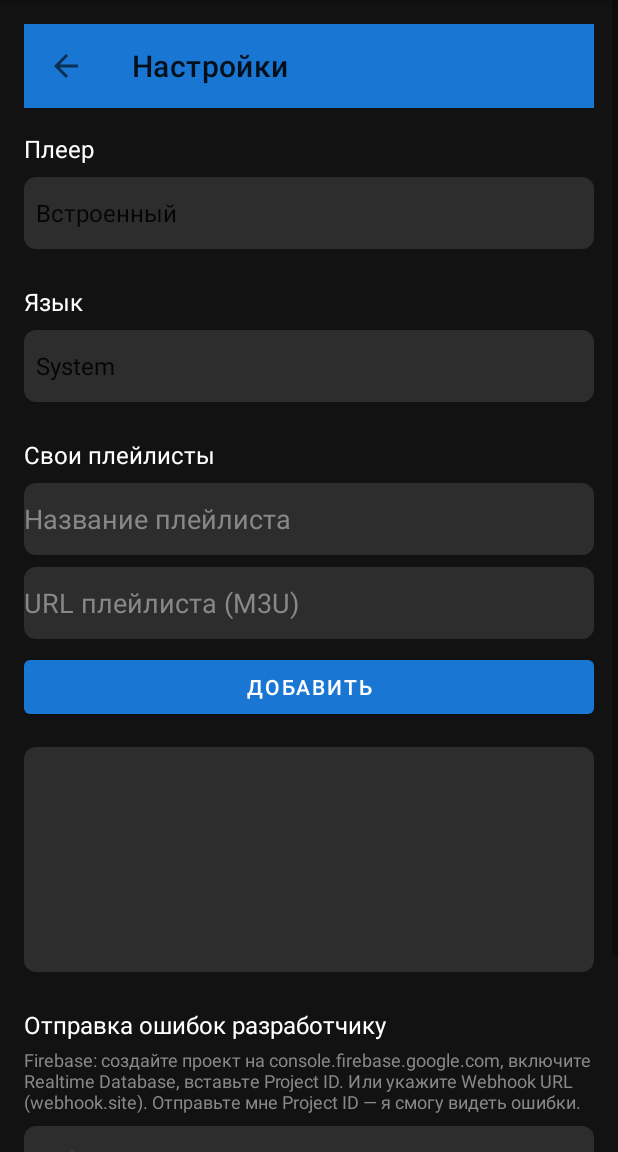
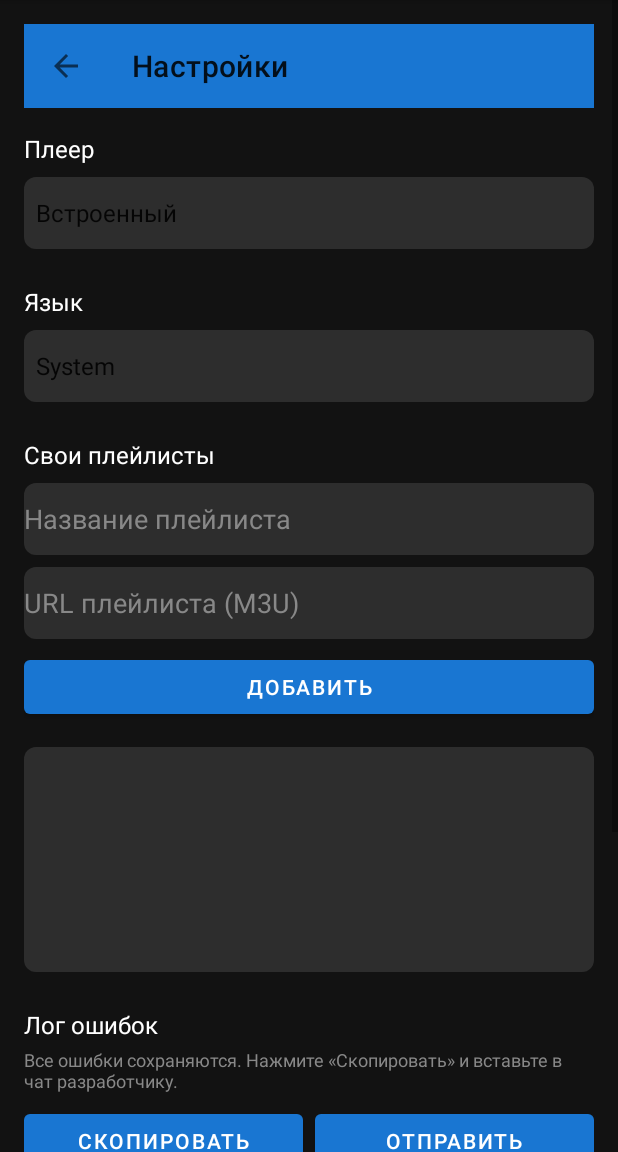
Before and after one commit to donmax76/IpTv, an Android app: the screen it shows after launch (SettingsActivity), in the options menu, after a tap on "Настройки", on a phone screen of 412 x 824 dp, the part 84-1236 px from its top. Run offline under Robolectric (Android 15) with nearby library versions, the phone set to English and light mode, and no system bars.

Commit message:
Error log file, Azerbaijani, language fix, Copy/Share buttons
- ErrorLogger: save all crashes to tvviewer_errors.txt
- Settings: Copy/Share error log - paste in chat to send
- Add Azerbaijani (Azərbaycan) language
- Restore BaseActivity for language switching
- Log errors in loadPlaylist, onPlayerError, onCreate

Co-authored-by: donmax76 <donmax76@users.noreply.github.com>

```diff
--- a/TVViewer/app/src/main/java/com/tvviewer/BaseActivity.kt
+++ b/TVViewer/app/src/main/java/com/tvviewer/BaseActivity.kt
@@ -3,23 +3,19 @@ package com.tvviewer
 import android.content.Context
 import android.content.res.Configuration
 import android.os.Build
-import android.os.Bundle
 import androidx.appcompat.app.AppCompatActivity
 import java.util.Locale
 
 abstract class BaseActivity : AppCompatActivity() {
 
     override fun attachBaseContext(newBase: Context) {
-        try {
-            val prefs = AppPreferences(newBase)
-            val lang = prefs.language
-            super.attachBaseContext(if (lang == "system") newBase else wrapContext(newBase, lang))
-        } catch (e: Exception) {
-            super.attachBaseContext(newBase)
-        }
+        super.attachBaseContext(wrapContext(newBase))
     }
 
-    private fun wrapContext(context: Context, lang: String): Context {
+    private fun wrapContext(context: Context): Context {
+        return try {
+            val lang = AppPreferences(context).language
+            if (lang == "system") return context
             val locale = Locale(lang)
             Locale.setDefault(locale)
             val config = Configuration(context.resources.configuration)
@@ -29,6 +25,9 @@ abstract class BaseActivity : AppCompatActivity() {
                 @Suppress("DEPRECATION")
                 config.locale = locale
             }
-        return context.createConfigurationContext(config)
+            context.createConfigurationContext(config)
+        } catch (e: Exception) {
+            context
         }
     }
+}
--- /dev/null
+++ b/TVViewer/app/src/main/java/com/tvviewer/ErrorLogger.kt
@@ -0,0 +1,68 @@
+package com.tvviewer
+
+import android.content.Context
+import android.os.Build
+import java.io.File
+import java.text.SimpleDateFormat
+import java.util.Date
+import java.util.Locale
+
+object ErrorLogger {
+
+    private const val FILENAME = "tvviewer_errors.txt"
+    private const val MAX_SIZE = 500_000
+
+    fun log(context: Context, error: String) {
+        try {
+            val file = getErrorFile(context)
+            val timestamp = SimpleDateFormat("yyyy-MM-dd HH:mm:ss", Locale.US).format(Date())
+            val device = "${Build.MANUFACTURER} ${Build.MODEL} Android ${Build.VERSION.SDK_INT}"
+            val entry = """
+                |========== $timestamp ==========
+                |Device: $device
+                |$error
+                |
+                """.trimMargin()
+            val content = (readFile(file) + entry).takeLast(MAX_SIZE)
+            file.writeText(content)
+        } catch (e: Exception) {
+            android.util.Log.e("ErrorLogger", "Failed to save error", e)
+        }
+    }
+
+    fun logException(context: Context, throwable: Throwable) {
+        val sw = java.io.StringWriter()
+        throwable.printStackTrace(java.io.PrintWriter(sw))
+        var cause = throwable.cause
+        while (cause != null) {
+            sw.append("\nCaused by: ")
+            cause.printStackTrace(java.io.PrintWriter(sw))
+            cause = cause.cause
+        }
+        log(context, sw.toString())
+    }
+
+    fun getErrorFile(context: Context): File {
+        val dir = context.getExternalFilesDir(null) ?: context.filesDir
+        return File(dir, FILENAME)
+    }
+
+    fun getErrorContent(context: Context): String {
+        return try {
+            val content = readFile(getErrorFile(context))
+            if (content.isBlank()) "" else content
+        } catch (e: Exception) {
+            ""
+        }
+    }
+
+    fun clear(context: Context) {
+        try {
+            getErrorFile(context).writeText("")
+        } catch (_: Exception) {}
+    }
+
+    private fun readFile(file: File): String {
+        return if (file.exists()) file.readText() else ""
+    }
+}
--- a/TVViewer/app/src/main/java/com/tvviewer/LocaleHelper.kt
+++ b/TVViewer/app/src/main/java/com/tvviewer/LocaleHelper.kt
@@ -49,5 +49,6 @@ object LocaleHelper {
         "zh" to "中文",
         "ar" to "العربية",
         "pt" to "Português",
+        "az" to "Azərbaycan",
     )
 }
--- a/TVViewer/app/src/main/java/com/tvviewer/MainActivity.kt
+++ b/TVViewer/app/src/main/java/com/tvviewer/MainActivity.kt
@@ -27,7 +27,7 @@ import kotlinx.coroutines.Job
 import kotlinx.coroutines.launch
 import kotlinx.coroutines.withContext
 
-class MainActivity : androidx.appcompat.app.AppCompatActivity() {
+class MainActivity : BaseActivity() {
 
     companion object {
         private const val TAG = "TVViewer"
@@ -77,8 +77,8 @@ class MainActivity : androidx.appcompat.app.AppCompatActivity() {
             Log.d(TAG, "onCreate completed")
         } catch (e: Exception) {
             Log.e(TAG, "onCreate error", e)
+            ErrorLogger.logException(this, e)
             Toast.makeText(this, getString(R.string.error_start) + ": ${e.message}", Toast.LENGTH_LONG).show()
-            e.printStackTrace()
         }
     }
 
@@ -108,6 +108,7 @@ class MainActivity : androidx.appcompat.app.AppCompatActivity() {
                         }
                     }
                     override fun onPlayerError(error: PlaybackException) {
+                        ErrorLogger.logException(this@MainActivity, error)
                         loadingIndicator.visibility = View.GONE
                         Toast.makeText(this@MainActivity, getString(R.string.error_playback) + ": ${error.message}", Toast.LENGTH_LONG).show()
                     }
@@ -210,6 +211,7 @@ class MainActivity : androidx.appcompat.app.AppCompatActivity() {
                 }
             } catch (e: Exception) {
                 Log.e(TAG, "Load playlist error", e)
+                ErrorLogger.logException(this@MainActivity, e)
                 loadingIndicator.visibility = View.GONE
                 Toast.makeText(this@MainActivity, getString(R.string.error) + ": ${e.message}", Toast.LENGTH_LONG).show()
             }
--- a/TVViewer/app/src/main/java/com/tvviewer/SettingsActivity.kt
+++ b/TVViewer/app/src/main/java/com/tvviewer/SettingsActivity.kt
@@ -1,5 +1,8 @@
 package com.tvviewer
 
+import android.content.ClipData
+import android.content.ClipboardManager
+import android.content.Context
 import android.content.Intent
 import android.os.Bundle
 import android.widget.ArrayAdapter
@@ -12,7 +15,7 @@ import androidx.appcompat.app.AlertDialog
 import androidx.appcompat.app.AppCompatActivity
 import androidx.appcompat.widget.Toolbar
 
-class SettingsActivity : androidx.appcompat.app.AppCompatActivity() {
+class SettingsActivity : BaseActivity() {
 
     private lateinit var prefs: AppPreferences
     private lateinit var playerSpinner: Spinner
@@ -45,7 +48,34 @@ class SettingsActivity : androidx.appcompat.app.AppCompatActivity() {
         setupLanguageSpinner()
         setupCustomPlaylists()
         setupAddPlaylist()
+        setupErrorLog()
         setupCrashReporting()
+    }
+
+    private fun setupErrorLog() {
+        findViewById<android.widget.Button>(R.id.btnCopyErrors).setOnClickListener {
+            val text = ErrorLogger.getErrorContent(this)
+            if (text.isEmpty()) {
+                Toast.makeText(this, R.string.no_errors_saved, Toast.LENGTH_SHORT).show()
+            } else {
+                val clipboard = getSystemService(Context.CLIPBOARD_SERVICE) as ClipboardManager
+                clipboard.setPrimaryClip(ClipData.newPlainText("TVViewer Errors", text))
+                Toast.makeText(this, R.string.copied_send_to_dev, Toast.LENGTH_LONG).show()
+            }
+        }
+        findViewById<android.widget.Button>(R.id.btnShareErrors).setOnClickListener {
+            val text = ErrorLogger.getErrorContent(this)
+            if (text.isEmpty()) {
+                Toast.makeText(this, R.string.no_errors_saved, Toast.LENGTH_SHORT).show()
+            } else {
+                val intent = Intent(Intent.ACTION_SEND).apply {
+                    type = "text/plain"
+                    putExtra(Intent.EXTRA_TEXT, text)
+                    putExtra(Intent.EXTRA_SUBJECT, "TVViewer ошибки")
+                }
+                startActivity(Intent.createChooser(intent, getString(R.string.share_errors)))
+            }
+        }
     }
 
     override fun onPause() {
--- a/TVViewer/app/src/main/res/layout/activity_settings.xml
+++ b/TVViewer/app/src/main/res/layout/activity_settings.xml
@@ -94,6 +94,40 @@
         <TextView
             android:layout_width="wrap_content"
             android:layout_height="wrap_content"
+            android:text="@string/error_log"
+            android:textColor="#FFFFFF"
+            android:textSize="16sp"
+            android:layout_marginTop="24dp" />
+        <TextView
+            android:layout_width="wrap_content"
+            android:layout_height="wrap_content"
+            android:text="@string/error_log_hint"
+            android:textColor="#888888"
+            android:textSize="12sp"
+            android:layout_marginTop="4dp" />
+        <LinearLayout
+            android:layout_width="match_parent"
+            android:layout_height="wrap_content"
+            android:orientation="horizontal"
+            android:layout_marginTop="8dp">
+            <Button
+                android:id="@+id/btnCopyErrors"
+                android:layout_width="0dp"
+                android:layout_height="48dp"
+                android:layout_weight="1"
+                android:text="@string/copy_errors"
+                android:layout_marginEnd="4dp" />
+            <Button
+                android:id="@+id/btnShareErrors"
+                android:layout_width="0dp"
+                android:layout_height="48dp"
+                android:layout_weight="1"
+                android:text="@string/share_errors"
+                android:layout_marginStart="4dp" />
+        </LinearLayout>
+        <TextView
+            android:layout_width="wrap_content"
+            android:layout_height="wrap_content"
             android:text="@string/crash_reports"
             android:textColor="#FFFFFF"
             android:textSize="16sp"
--- a/TVViewer/app/src/main/res/values/strings.xml
+++ b/TVViewer/app/src/main/res/values/strings.xml
@@ -38,4 +38,10 @@
     <string name="firebase_project_id">Firebase Project ID</string>
     <string name="webhook_url">Webhook URL (опционально)</string>
     <string name="test_crash">Тест: вызвать ошибку</string>
+    <string name="error_log">Лог ошибок</string>
+    <string name="error_log_hint">Все ошибки сохраняются. Нажмите «Скопировать» и вставьте в чат разработчику.</string>
+    <string name="copy_errors">Скопировать</string>
+    <string name="share_errors">Отправить</string>
+    <string name="no_errors_saved">Нет сохранённых ошибок</string>
+    <string name="copied_send_to_dev">Скопировано! Вставьте в чат и отправьте разработчику.</string>
 </resources>
```
Also changed, not shown: TVViewer/app/src/main/java/com/tvviewer/TVViewerApp.kt (+5 -4 lines), 1 other file. Lines whose indentation alone changed are shown as unchanged.
